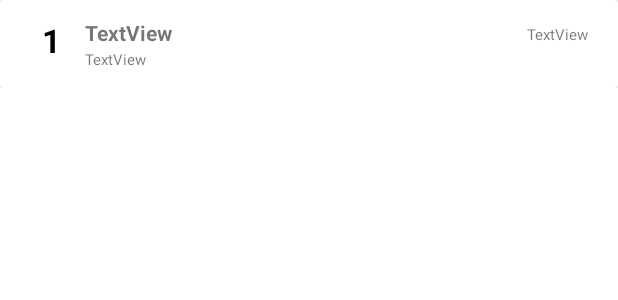
After one commit to saleheen1/MybookList-java-sqlite, an Android app: the layout my_row.xml on its own in the app's theme, with its tools: preview values and no code run, on a phone screen of 412 x 824 dp. The commit adds this screen. Shown: the top 300 px of the screen. Run offline under Robolectric (Android 15) with nearby library versions, the phone set to English and light mode, and no system bars.

Commit message:
single item for recycler designed

```diff
--- /dev/null
+++ b/app/src/main/res/layout/my_row.xml
@@ -0,0 +1,68 @@
+<?xml version="1.0" encoding="utf-8"?>
+<LinearLayout
+    xmlns:android="http://schemas.android.com/apk/res/android"
+    xmlns:app="http://schemas.android.com/apk/res-auto"
+    xmlns:tools="http://schemas.android.com/tools"
+    android:layout_width="match_parent"
+    android:layout_height="wrap_content">
+
+    <androidx.cardview.widget.CardView
+        android:layout_width="match_parent"
+        android:layout_height="wrap_content"
+
+        >
+
+        <androidx.constraintlayout.widget.ConstraintLayout
+            android:layout_width="match_parent"
+            android:layout_height="wrap_content"
+            android:padding="12dp"
+            >
+
+            <TextView
+                android:id="@+id/textView5"
+                android:layout_width="wrap_content"
+                android:layout_height="wrap_content"
+                android:layout_marginStart="16dp"
+                android:text="1"
+                android:textColor="#000"
+                android:textSize="22dp"
+                android:textStyle="bold"
+                app:layout_constraintStart_toStartOf="parent"
+                app:layout_constraintTop_toTopOf="parent" />
+
+            <TextView
+                android:id="@+id/title_text_id"
+                android:layout_width="wrap_content"
+                android:layout_height="wrap_content"
+                android:layout_marginStart="16dp"
+                android:textStyle="bold"
+                android:text="TextView"
+                app:layout_constraintStart_toEndOf="@+id/textView5"
+                app:layout_constraintTop_toTopOf="@+id/textView5" />
+
+            <TextView
+                android:id="@+id/author_text_id"
+                android:layout_width="wrap_content"
+                android:layout_height="wrap_content"
+                android:layout_marginTop="1dp"
+                android:textSize="10dp"
+                android:text="TextView"
+                app:layout_constraintStart_toStartOf="@+id/title_text_id"
+                app:layout_constraintTop_toBottomOf="@+id/title_text_id" />
+
+            <TextView
+                android:id="@+id/page_number_id"
+                android:layout_width="wrap_content"
+                android:layout_height="wrap_content"
+                android:layout_marginTop="4dp"
+                android:textSize="10dp"
+                android:text="TextView"
+                app:layout_constraintEnd_toEndOf="parent"
+                app:layout_constraintHorizontal_bias="0.97"
+                app:layout_constraintStart_toEndOf="@+id/title_text_id"
+                app:layout_constraintTop_toTopOf="parent" />
+        </androidx.constraintlayout.widget.ConstraintLayout>
+    </androidx.cardview.widget.CardView>
+
+
+</LinearLayout>
```
Also changed, not shown: app/src/main/java/com/example/mytodo_java/DatabaseHelper.java (+12 -0 lines), app/src/main/java/com/example/mytodo_java/MainActivity.java (+27 -0 lines), app/src/main/java/com/example/mytodo_java/customAdapter.java (added, +28 -0 lines).
